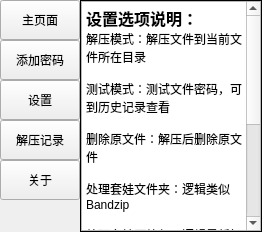
Qt form ui 原文件.ui (PPJUST/OnlyUnzip) before a commit.
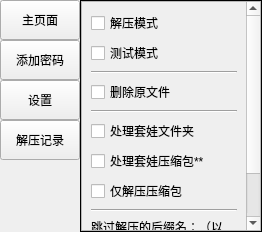
The same form after that commit. The open tabs and pages were chosen to show the change.

Commit message: 优化解压后文件结果的传递，优化ui

The edit to the form file:
```diff
--- a/ui 原文件.ui
+++ b/ui 原文件.ui
@@ -17,7 +17,7 @@
    <bool>false</bool>
   </property>
   <widget class="QWidget" name="centralwidget">
-   <layout class="QHBoxLayout" name="horizontalLayout">
+   <layout class="QHBoxLayout" name="horizontalLayout" stretch="0,0">
     <property name="spacing">
      <number>0</number>
     </property>
@@ -140,31 +140,6 @@
           </attribute>
          </widget>
         </item>
-        <item>
-         <widget class="QPushButton" name="button_page_about">
-          <property name="enabled">
-           <bool>true</bool>
-          </property>
-          <property name="minimumSize">
-           <size>
-            <width>0</width>
-            <height>40</height>
-           </size>
-          </property>
-          <property name="maximumSize">
-           <size>
-            <width>16777215</width>
-            <height>16777215</height>
-           </size>
-          </property>
-          <property name="text">
-           <string>关于</string>
-          </property>
-          <attribute name="buttonGroup">
-           <string notr="true">buttonGroup</string>
-          </attribute>
-         </widget>
-        </item>
        </layout>
       </item>
       <item>
@@ -174,8 +149,8 @@
         </property>
         <property name="sizeHint" stdset="0">
          <size>
-          <width>20</width>
-          <height>21</height>
+          <width>0</width>
+          <height>0</height>
          </size>
         </property>
        </spacer>
@@ -510,46 +485,6 @@
         </item>
        </layout>
       </widget>
-      <widget class="QWidget" name="page_5">
-       <layout class="QVBoxLayout" name="verticalLayout_5">
-        <property name="leftMargin">
-         <number>0</number>
-        </property>
-        <property name="topMargin">
-         <number>0</number>
-        </property>
-        <property name="rightMargin">
-         <number>0</number>
-        </property>
-        <property name="bottomMargin">
-         <number>0</number>
-        </property>
-        <item>
-         <widget class="QTextBrowser" name="textBrowser">
-          <property name="html">
-           <string>&lt;!DOCTYPE HTML PUBLIC &quot;-//W3C//DTD HTML 4.0//EN&quot; &quot;http://www.w3.org/TR/REC-html40/strict.dtd&quot;&gt;
-&lt;html&gt;&lt;head&gt;&lt;meta name=&quot;qrichtext&quot; content=&quot;1&quot; /&gt;&lt;style type=&quot;text/css&quot;&gt;
-p, li { white-space: pre-wrap; }
-&lt;/style&gt;&lt;/head&gt;&lt;body style=&quot; font-family:'SimSun'; font-size:9pt; font-weight:400; font-style:normal;&quot;&gt;
-&lt;p style=&quot; margin-top:0px; margin-bottom:0px; margin-left:0px; margin-right:0px; -qt-block-indent:0; text-indent:0px;&quot;&gt;&lt;span style=&quot; font-size:12pt; font-weight:600;&quot;&gt;设置选项说明：&lt;/span&gt;&lt;/p&gt;
-&lt;p style=&quot; margin-top:0px; margin-bottom:0px; margin-left:0px; margin-right:0px; -qt-block-indent:0; text-indent:0px;&quot;&gt;解压模式：解压文件到当前文件所在目录&lt;/p&gt;
-&lt;p style=&quot;-qt-paragraph-type:empty; margin-top:0px; margin-bottom:0px; margin-left:0px; margin-right:0px; -qt-block-indent:0; text-indent:0px;&quot;&gt;&lt;br /&gt;&lt;/p&gt;
-&lt;p style=&quot; margin-top:0px; margin-bottom:0px; margin-left:0px; margin-right:0px; -qt-block-indent:0; text-indent:0px;&quot;&gt;测试模式：测试文件密码，可到历史记录查看&lt;/p&gt;
-&lt;p style=&quot;-qt-paragraph-type:empty; margin-top:0px; margin-bottom:0px; margin-left:0px; margin-right:0px; -qt-block-indent:0; text-indent:0px;&quot;&gt;&lt;br /&gt;&lt;/p&gt;
-&lt;p style=&quot; margin-top:0px; margin-bottom:0px; margin-left:0px; margin-right:0px; -qt-block-indent:0; text-indent:0px;&quot;&gt;删除原文件：解压后删除原文件&lt;/p&gt;
-&lt;p style=&quot;-qt-paragraph-type:empty; margin-top:0px; margin-bottom:0px; margin-left:0px; margin-right:0px; -qt-block-indent:0; text-indent:0px;&quot;&gt;&lt;br /&gt;&lt;/p&gt;
-&lt;p style=&quot; margin-top:0px; margin-bottom:0px; margin-left:0px; margin-right:0px; -qt-block-indent:0; text-indent:0px;&quot;&gt;处理套娃文件夹：逻辑类似Bandzip&lt;/p&gt;
-&lt;p style=&quot;-qt-paragraph-type:empty; margin-top:0px; margin-bottom:0px; margin-left:0px; margin-right:0px; -qt-block-indent:0; text-indent:0px;&quot;&gt;&lt;br /&gt;&lt;/p&gt;
-&lt;p style=&quot; margin-top:0px; margin-bottom:0px; margin-left:0px; margin-right:0px; -qt-block-indent:0; text-indent:0px;&quot;&gt;处理套娃压缩包：逻辑是将解压后的文件再次运行解压&lt;/p&gt;
-&lt;p style=&quot;-qt-paragraph-type:empty; margin-top:0px; margin-bottom:0px; margin-left:0px; margin-right:0px; -qt-block-indent:0; text-indent:0px;&quot;&gt;&lt;br /&gt;&lt;/p&gt;
-&lt;p style=&quot; margin-top:0px; margin-bottom:0px; margin-left:0px; margin-right:0px; -qt-block-indent:0; text-indent:0px;&quot;&gt;仅识别压缩包：压缩包的识别基于filetype库+指定的压缩文件后缀（EXE文件与图种不会被识别为压缩包，需要解压请关闭该选项）&lt;/p&gt;
-&lt;p style=&quot;-qt-paragraph-type:empty; margin-top:0px; margin-bottom:0px; margin-left:0px; margin-right:0px; -qt-block-indent:0; text-indent:0px;&quot;&gt;&lt;br /&gt;&lt;/p&gt;
-&lt;p style=&quot; margin-top:0px; margin-bottom:0px; margin-left:0px; margin-right:0px; -qt-block-indent:0; text-indent:0px;&quot;&gt;&lt;span style=&quot; font-size:12pt; font-weight:600;&quot;&gt;源码：&lt;/span&gt;https://github.com/PPJUST/only_unzip&lt;/p&gt;&lt;/body&gt;&lt;/html&gt;</string>
-          </property>
-         </widget>
-        </item>
-       </layout>
-      </widget>
      </widget>
     </item>
    </layout>
```
Left out of the diff: 27 changed lines with no effect on the pictures. The commit also changes 3 other files.
